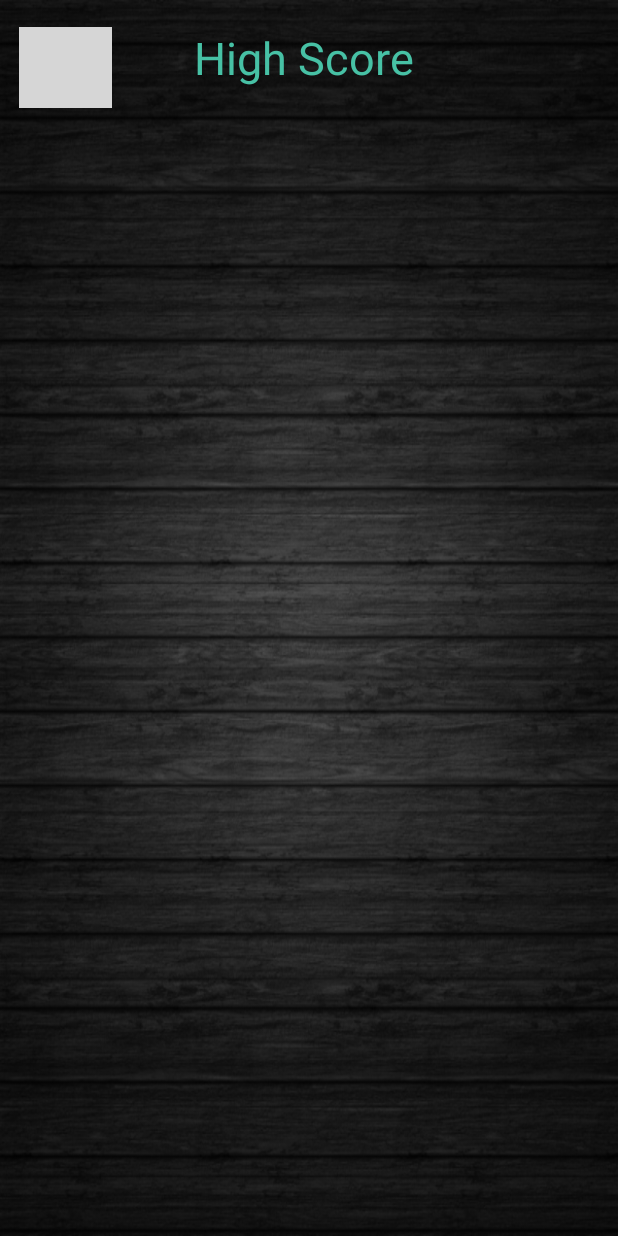
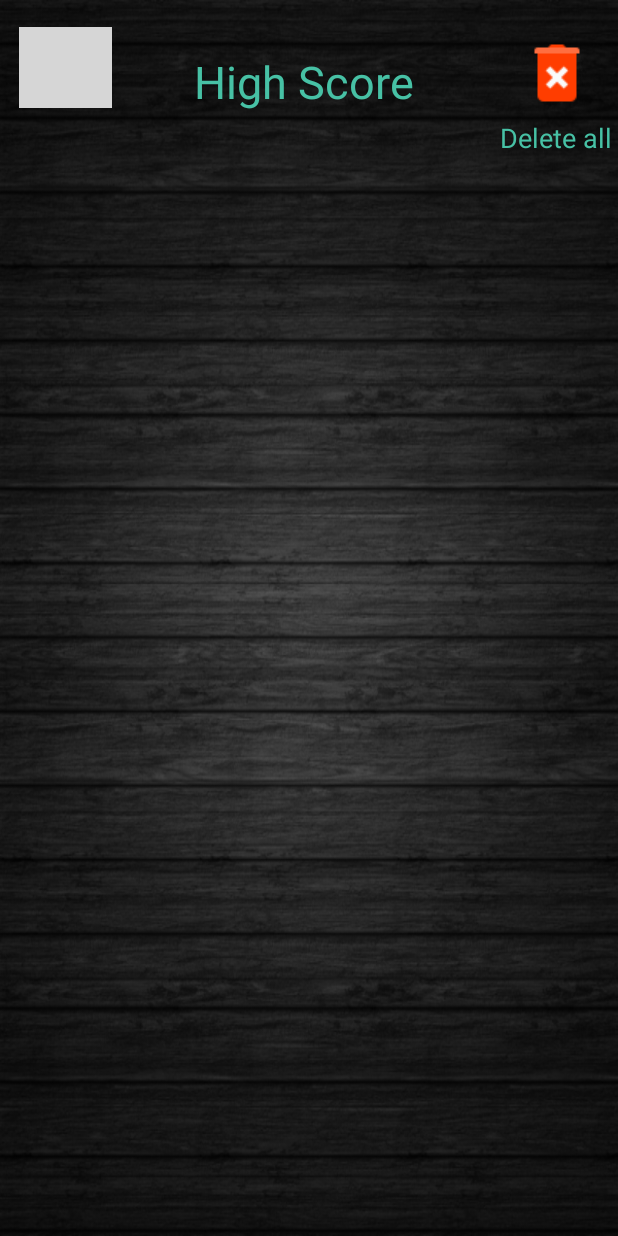
Before and after one commit to VrobDav/TAMZ2_PROJECT, an Android app: the HighScoreActivity screen opened directly, with no data from a screen before it, on a phone screen of 412 x 824 dp. Run offline under Robolectric (Android 15) with nearby library versions, the phone set to English and light mode, and no system bars; grey boxes are pictures that could not be loaded.

Commit message:
added delete score button, cant gaet gyroscop to work....

```diff
--- a/app/src/main/java/com/example/pong_game/StartGame.java
+++ b/app/src/main/java/com/example/pong_game/StartGame.java
@@ -12,7 +12,7 @@ public class StartGame extends Activity {
     @Override
     protected void onCreate(@Nullable Bundle savedInstanceState) {
         super.onCreate(savedInstanceState);
-        int i = 1;
+
         gameView = new GameView(this);
         setContentView(gameView);
 
--- a/app/src/main/res/layout/activity_high_score.xml
+++ b/app/src/main/res/layout/activity_high_score.xml
@@ -46,7 +46,7 @@
         app:layout_constraintHorizontal_bias="1.0"
         app:layout_constraintStart_toStartOf="parent"
         app:layout_constraintTop_toTopOf="parent"
-        app:layout_constraintVertical_bias="0.023" />
+        app:layout_constraintVertical_bias="0.043" />
 
     <ImageButton
         android:id="@+id/goBackButton"
@@ -68,4 +68,32 @@
         app:layout_constraintTop_toTopOf="parent"
         app:layout_constraintVertical_bias="0.023"
         app:srcCompat="@drawable/back_arrow" />
+
+    <ImageButton
+        android:id="@+id/deleteButton"
+        android:layout_width="wrap_content"
+        android:layout_height="wrap_content"
+        android:background="@android:color/transparent"
+        android:src="@drawable/delete_items"
+        app:layout_constraintBottom_toBottomOf="parent"
+        app:layout_constraintEnd_toEndOf="parent"
+        app:layout_constraintHorizontal_bias="0.955"
+        app:layout_constraintStart_toStartOf="parent"
+        app:layout_constraintTop_toTopOf="parent"
+        app:layout_constraintVertical_bias="0.032"
+        android:onClick="deleteAll" />
+
+    <TextView
+        android:id="@+id/textView10"
+        android:layout_width="wrap_content"
+        android:layout_height="wrap_content"
+        android:text="Delete all"
+        android:textColor="#47C1A5"
+        android:textSize="18sp"
+        app:layout_constraintBottom_toBottomOf="parent"
+        app:layout_constraintEnd_toEndOf="parent"
+        app:layout_constraintHorizontal_bias="0.988"
+        app:layout_constraintStart_toStartOf="parent"
+        app:layout_constraintTop_toTopOf="parent"
+        app:layout_constraintVertical_bias="0.099" />
 </androidx.constraintlayout.widget.ConstraintLayout>
```
Also changed, not shown: app/src/main/java/com/example/pong_game/DBHelper.java (+16 -0 lines), app/src/main/java/com/example/pong_game/GameView.java (+9 -4 lines), app/src/main/java/com/example/pong_game/HighScoreActivity.java (+8 -0 lines), app/src/main/res/drawable/delete_items.png (added).
